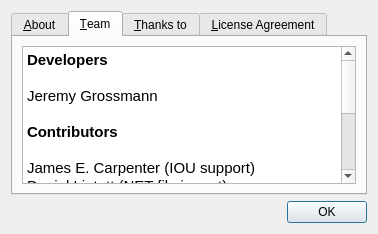
Before: the Qt Designer form gns3/ui/about_dialog.ui in GNS3/gns3-gui, drawn with Qt 5.
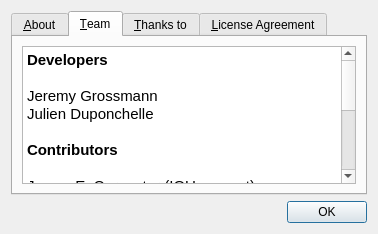
After: the same form once the commit is applied. The open tabs and pages were chosen to show the change. Icons and pictures are not drawn.

Commit message: Adds Julien in the About dialog.

The edit to the form file:
```diff
--- a/gns3/ui/about_dialog.ui
+++ b/gns3/ui/about_dialog.ui
@@ -87,22 +87,23 @@
           <string>&lt;!DOCTYPE HTML PUBLIC &quot;-//W3C//DTD HTML 4.0//EN&quot; &quot;http://www.w3.org/TR/REC-html40/strict.dtd&quot;&gt;
 &lt;html&gt;&lt;head&gt;&lt;meta name=&quot;qrichtext&quot; content=&quot;1&quot; /&gt;&lt;style type=&quot;text/css&quot;&gt;
 p, li { white-space: pre-wrap; }
-&lt;/style&gt;&lt;/head&gt;&lt;body style=&quot; font-family:'Ubuntu'; font-size:11pt; font-weight:400; font-style:normal;&quot;&gt;
-&lt;p style=&quot; margin-top:0px; margin-bottom:0px; margin-left:0px; margin-right:0px; -qt-block-indent:0; text-indent:0px;&quot;&gt;&lt;span style=&quot; font-weight:600;&quot;&gt;Developers&lt;/span&gt;&lt;/p&gt;
-&lt;p style=&quot;-qt-paragraph-type:empty; margin-top:0px; margin-bottom:0px; margin-left:0px; margin-right:0px; -qt-block-indent:0; text-indent:0px;&quot;&gt;&lt;br /&gt;&lt;/p&gt;
-&lt;p style=&quot; margin-top:0px; margin-bottom:0px; margin-left:0px; margin-right:0px; -qt-block-indent:0; text-indent:0px;&quot;&gt;Jeremy Grossmann&lt;/p&gt;
-&lt;p style=&quot;-qt-paragraph-type:empty; margin-top:0px; margin-bottom:0px; margin-left:0px; margin-right:0px; -qt-block-indent:0; text-indent:0px;&quot;&gt;&lt;br /&gt;&lt;/p&gt;
-&lt;p style=&quot; margin-top:0px; margin-bottom:0px; margin-left:0px; margin-right:0px; -qt-block-indent:0; text-indent:0px;&quot;&gt;&lt;span style=&quot; font-weight:600;&quot;&gt;Contributors&lt;/span&gt;&lt;/p&gt;
-&lt;p style=&quot;-qt-paragraph-type:empty; margin-top:0px; margin-bottom:0px; margin-left:0px; margin-right:0px; -qt-block-indent:0; text-indent:0px; font-weight:600;&quot;&gt;&lt;br /&gt;&lt;/p&gt;
-&lt;p style=&quot; margin-top:0px; margin-bottom:0px; margin-left:0px; margin-right:0px; -qt-block-indent:0; text-indent:0px;&quot;&gt;James E. Carpenter (IOU support)&lt;/p&gt;
-&lt;p style=&quot; margin-top:0px; margin-bottom:0px; margin-left:0px; margin-right:0px; -qt-block-indent:0; text-indent:0px;&quot;&gt;Daniel Lintott (NET file import)&lt;/p&gt;
-&lt;p style=&quot; margin-top:0px; margin-bottom:0px; margin-left:0px; margin-right:0px; -qt-block-indent:0; text-indent:0px;&quot;&gt;Marc Weisel (Mac OS X packaging)&lt;/p&gt;
-&lt;p style=&quot; margin-top:0px; margin-bottom:0px; margin-left:0px; margin-right:0px; -qt-block-indent:0; text-indent:0px;&quot;&gt;Alexey Eromenko (VirtualBox support)&lt;/p&gt;
-&lt;p style=&quot;-qt-paragraph-type:empty; margin-top:0px; margin-bottom:0px; margin-left:0px; margin-right:0px; -qt-block-indent:0; text-indent:0px;&quot;&gt;&lt;br /&gt;&lt;/p&gt;
-&lt;p style=&quot; margin-top:0px; margin-bottom:0px; margin-left:0px; margin-right:0px; -qt-block-indent:0; text-indent:0px;&quot;&gt;&lt;span style=&quot; font-weight:600;&quot;&gt;Contractors&lt;/span&gt;&lt;/p&gt;
-&lt;p style=&quot;-qt-paragraph-type:empty; margin-top:0px; margin-bottom:0px; margin-left:0px; margin-right:0px; -qt-block-indent:0; text-indent:0px;&quot;&gt;&lt;br /&gt;&lt;/p&gt;
-&lt;p style=&quot; margin-top:0px; margin-bottom:0px; margin-left:0px; margin-right:0px; -qt-block-indent:0; text-indent:0px;&quot;&gt;&lt;a href=&quot;https://github.com/planctechnologies&quot;&gt;&lt;span style=&quot; text-decoration: underline; color:#0000ff;&quot;&gt;Plan C Technologies&lt;/span&gt;&lt;/a&gt;&lt;/p&gt;
-&lt;p style=&quot;-qt-paragraph-type:empty; margin-top:0px; margin-bottom:0px; margin-left:0px; margin-right:0px; -qt-block-indent:0; text-indent:0px; text-decoration: underline; color:#0000ff;&quot;&gt;&lt;br /&gt;&lt;/p&gt;&lt;/body&gt;&lt;/html&gt;</string>
+&lt;/style&gt;&lt;/head&gt;&lt;body style=&quot; font-family:'Sans'; font-size:9pt; font-weight:400; font-style:normal;&quot;&gt;
+&lt;p style=&quot; margin-top:0px; margin-bottom:0px; margin-left:0px; margin-right:0px; -qt-block-indent:0; text-indent:0px;&quot;&gt;&lt;span style=&quot; font-family:'Ubuntu'; font-size:11pt; font-weight:600;&quot;&gt;Developers&lt;/span&gt;&lt;/p&gt;
+&lt;p style=&quot;-qt-paragraph-type:empty; margin-top:0px; margin-bottom:0px; margin-left:0px; margin-right:0px; -qt-block-indent:0; text-indent:0px; font-family:'Ubuntu'; font-size:11pt;&quot;&gt;&lt;br /&gt;&lt;/p&gt;
+&lt;p style=&quot; margin-top:0px; margin-bottom:0px; margin-left:0px; margin-right:0px; -qt-block-indent:0; text-indent:0px;&quot;&gt;&lt;span style=&quot; font-family:'Ubuntu'; font-size:11pt;&quot;&gt;Jeremy Grossmann&lt;/span&gt;&lt;/p&gt;
+&lt;p style=&quot; margin-top:0px; margin-bottom:0px; margin-left:0px; margin-right:0px; -qt-block-indent:0; text-indent:0px;&quot;&gt;&lt;span style=&quot; font-family:'Ubuntu'; font-size:11pt;&quot;&gt;Julien Duponchelle&lt;/span&gt;&lt;/p&gt;
+&lt;p style=&quot;-qt-paragraph-type:empty; margin-top:0px; margin-bottom:0px; margin-left:0px; margin-right:0px; -qt-block-indent:0; text-indent:0px; font-family:'Ubuntu'; font-size:11pt;&quot;&gt;&lt;br /&gt;&lt;/p&gt;
+&lt;p style=&quot; margin-top:0px; margin-bottom:0px; margin-left:0px; margin-right:0px; -qt-block-indent:0; text-indent:0px;&quot;&gt;&lt;span style=&quot; font-family:'Ubuntu'; font-size:11pt; font-weight:600;&quot;&gt;Contributors&lt;/span&gt;&lt;/p&gt;
+&lt;p style=&quot;-qt-paragraph-type:empty; margin-top:0px; margin-bottom:0px; margin-left:0px; margin-right:0px; -qt-block-indent:0; text-indent:0px; font-family:'Ubuntu'; font-size:11pt; font-weight:600;&quot;&gt;&lt;br /&gt;&lt;/p&gt;
+&lt;p style=&quot; margin-top:0px; margin-bottom:0px; margin-left:0px; margin-right:0px; -qt-block-indent:0; text-indent:0px;&quot;&gt;&lt;span style=&quot; font-family:'Ubuntu'; font-size:11pt;&quot;&gt;James E. Carpenter (IOU support)&lt;/span&gt;&lt;/p&gt;
+&lt;p style=&quot; margin-top:0px; margin-bottom:0px; margin-left:0px; margin-right:0px; -qt-block-indent:0; text-indent:0px;&quot;&gt;&lt;span style=&quot; font-family:'Ubuntu'; font-size:11pt;&quot;&gt;Daniel Lintott (NET file import)&lt;/span&gt;&lt;/p&gt;
+&lt;p style=&quot; margin-top:0px; margin-bottom:0px; margin-left:0px; margin-right:0px; -qt-block-indent:0; text-indent:0px;&quot;&gt;&lt;span style=&quot; font-family:'Ubuntu'; font-size:11pt;&quot;&gt;Marc Weisel (Mac OS X packaging)&lt;/span&gt;&lt;/p&gt;
+&lt;p style=&quot; margin-top:0px; margin-bottom:0px; margin-left:0px; margin-right:0px; -qt-block-indent:0; text-indent:0px;&quot;&gt;&lt;span style=&quot; font-family:'Ubuntu'; font-size:11pt;&quot;&gt;Alexey Eromenko (VirtualBox support)&lt;/span&gt;&lt;/p&gt;
+&lt;p style=&quot;-qt-paragraph-type:empty; margin-top:0px; margin-bottom:0px; margin-left:0px; margin-right:0px; -qt-block-indent:0; text-indent:0px; font-family:'Ubuntu'; font-size:11pt;&quot;&gt;&lt;br /&gt;&lt;/p&gt;
+&lt;p style=&quot; margin-top:0px; margin-bottom:0px; margin-left:0px; margin-right:0px; -qt-block-indent:0; text-indent:0px;&quot;&gt;&lt;span style=&quot; font-family:'Ubuntu'; font-size:11pt; font-weight:600;&quot;&gt;Contractors&lt;/span&gt;&lt;/p&gt;
+&lt;p style=&quot;-qt-paragraph-type:empty; margin-top:0px; margin-bottom:0px; margin-left:0px; margin-right:0px; -qt-block-indent:0; text-indent:0px; font-family:'Ubuntu'; font-size:11pt;&quot;&gt;&lt;br /&gt;&lt;/p&gt;
+&lt;p style=&quot; margin-top:0px; margin-bottom:0px; margin-left:0px; margin-right:0px; -qt-block-indent:0; text-indent:0px;&quot;&gt;&lt;a href=&quot;https://github.com/planctechnologies&quot;&gt;&lt;span style=&quot; font-family:'Ubuntu'; font-size:11pt; text-decoration: underline; color:#0000ff;&quot;&gt;Plan C Technologies&lt;/span&gt;&lt;/a&gt;&lt;/p&gt;
+&lt;p style=&quot;-qt-paragraph-type:empty; margin-top:0px; margin-bottom:0px; margin-left:0px; margin-right:0px; -qt-block-indent:0; text-indent:0px; font-family:'Ubuntu'; font-size:11pt; text-decoration: underline; color:#0000ff;&quot;&gt;&lt;br /&gt;&lt;/p&gt;&lt;/body&gt;&lt;/html&gt;</string>
          </property>
          <property name="textInteractionFlags">
           <set>Qt::TextBrowserInteraction</set>
```
Left out of the diff: 2 changed lines with no effect on the pictures. The commit also changes 2 other files.
